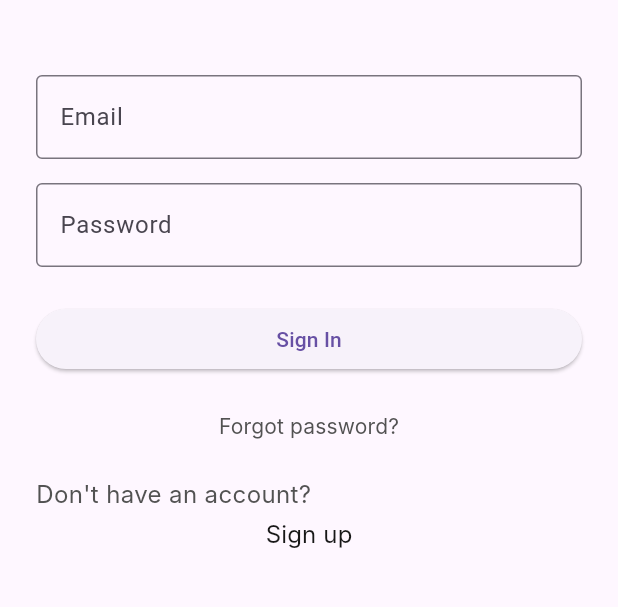
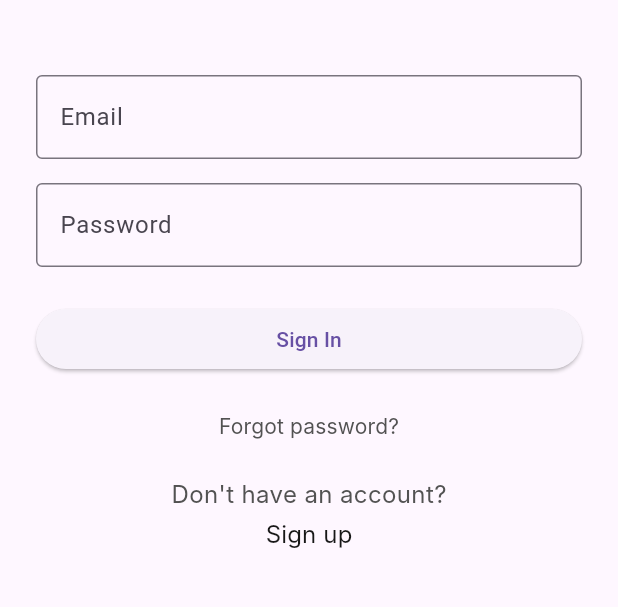
Before and after one commit to vasu-patel-123/Team-HamburgerHelpers-final-Project, a Flutter app: the screen it shows after launch, on a phone screen of 412 x 824 dp, the part 201-808 px from its top. Run offline on Flutter 3.47's test engine with Material 3 defaults, Android fonts, the phone set to English and light mode, and no system bars; our stand-ins replace firebase_auth, firebase_core, firebase_database, shared_preferences, table_calendar; missing offline and left inert: firebase_app_check; accounts and stored records are empty; Roboto replaces fonts that are missing (Inter).

Commit message:
Made text centered

```diff
--- a/taskii/lib/main.dart
+++ b/taskii/lib/main.dart
@@ -375,7 +375,8 @@ class _LoginPageSignUpState extends State<LoginPageSignUp> {
 
                   // Sign Up Section
                   const SizedBox(height: 24),
-                  const Text(
+                  const Center(
+                    child: const Text(
                       "Don't have an account?",
                       style: TextStyle(
                         color: Color(0xFF525252),
@@ -384,13 +385,16 @@ class _LoginPageSignUpState extends State<LoginPageSignUp> {
                         fontWeight: FontWeight.w400,
                       ),
                     ),
+                  ),
                   const SizedBox(height: 4),
                   TextButton(
                     onPressed: () {
                       debugPrint('Sign up pressed');
                       Navigator.push(
                         context,
-                        MaterialPageRoute(builder: (context) => const SignUpPage()),
+                        MaterialPageRoute(
+                          builder: (context) => const SignUpPage(),
+                        ),
                       );
                     },
                     style: TextButton.styleFrom(
@@ -408,8 +412,6 @@ class _LoginPageSignUpState extends State<LoginPageSignUp> {
                       ),
                     ),
                   ),
-
-
                 ],
               ),
             ),
```
Lines whose indentation alone changed are shown as unchanged.
